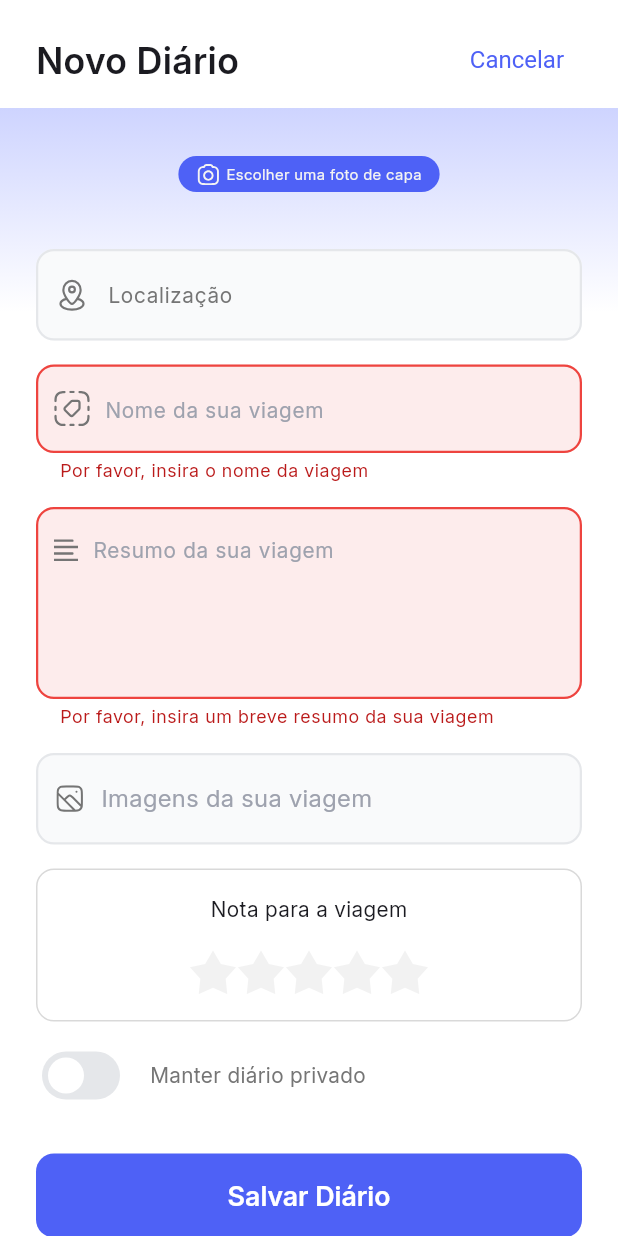
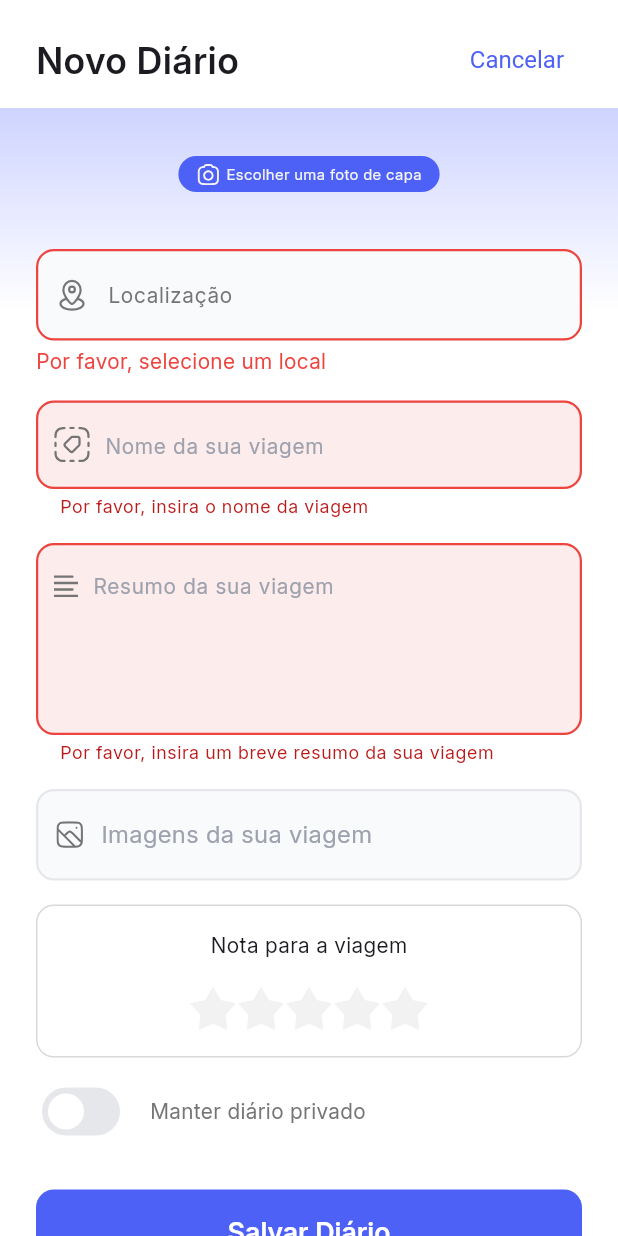
Before and after one commit to OthavioH/rumo, a Flutter app: the CreateDiaryBottomSheet widget shown alone on an empty page, opened directly, after a tap on "Salvar Diário", on a phone screen of 412 x 824 dp. Run offline on Flutter 3.47's test engine with Material 3 defaults, Android fonts, the phone set to English and light mode, and no system bars; our stand-ins replace cloud_firestore, dio, firebase_auth, firebase_core, flutter_dotenv, flutter_map and 5 more; accounts and stored records are empty; generated files the repository leaves out were written again.

Commit message:
:sparkles: feat: finishes diary creation

```diff
--- a/lib/features/diary/models/create_diary_model.dart
+++ b/lib/features/diary/models/create_diary_model.dart
@@ -8,6 +8,8 @@ class CreateDiaryModel {
   final List<String> images;
   final double rating;
   final bool isPrivate;
+  final double latitude;
+  final double longitude;
 
   CreateDiaryModel({
     required this.ownerId,
@@ -17,6 +19,8 @@ class CreateDiaryModel {
     required this.resume,
     required this.images,
     required this.rating,
+    required this.latitude,
+    required this.longitude,
     this.isPrivate = false,
   });
 
@@ -29,6 +33,8 @@ class CreateDiaryModel {
       "coverImage": coverImage,
       "images": images,
       "rating": rating,
+      "latitude": latitude,
+      "longitude": longitude,
       "isPrivate": isPrivate,
     };
   }
--- a/lib/features/diary/widgets/create_diary_bottom_sheet.dart
+++ b/lib/features/diary/widgets/create_diary_bottom_sheet.dart
@@ -12,6 +12,8 @@ import 'package:rumo/features/diary/models/place.dart';
 import 'package:rumo/features/diary/repositories/diary_repository.dart';
 import 'package:rumo/features/diary/repositories/place_repository.dart';
 import 'package:rumo/features/diary/widgets/star_rating.dart';
+import 'package:supabase_flutter/supabase_flutter.dart';
+import 'package:uuid/uuid.dart';
 
 class CreateDiaryBottomSheet extends StatefulWidget {
   const CreateDiaryBottomSheet({super.key});
@@ -246,6 +248,18 @@ class _CreateDiaryBottomSheetState extends State<CreateDiaryBottomSheet> {
                   crossAxisAlignment: CrossAxisAlignment.start,
                   spacing: 16,
                   children: [
+                    FormField(
+                      validator: (_) {
+                        if (selectedPlace == null) {
+                          return 'Por favor, selecione um local';
+                        }
+
+                        return null;
+                      },
+                      builder: (formState) {
+                        return Column(
+                          crossAxisAlignment: CrossAxisAlignment.start,
+                          children: [
                             SearchAnchor.bar(
                               searchController: locationSearchController,
                               barLeading: SvgPicture.asset(
@@ -258,9 +272,27 @@ class _CreateDiaryBottomSheetState extends State<CreateDiaryBottomSheet> {
                                 width: 24,
                                 height: 24,
                               ),
+                              barSide: WidgetStateProperty.resolveWith((
+                                _,
+                              ) {
+                                if (formState.hasError) {
+                                  return BorderSide(
+                                    color: Color(0xFFEE443F),
+                                    width: 1.5,
+                                  );
+                                }
+
+                                return BorderSide(
+                                  color: Color(0xFFE5E7EA),
+                                  width: 1.5,
+                                );
+                              }),
                               barHintText: 'Localização',
                               barPadding: WidgetStatePropertyAll(
-                        EdgeInsets.symmetric(horizontal: 12, vertical: 10),
+                                EdgeInsets.symmetric(
+                                  horizontal: 12,
+                                  vertical: 10,
+                                ),
                               ),
                               viewBuilder: (suggestions) {
                                 return ListView(
@@ -271,7 +303,8 @@ class _CreateDiaryBottomSheetState extends State<CreateDiaryBottomSheet> {
                               suggestionsBuilder: (context, controller) {
                                 return List.generate(places.length, (index) {
                                   final place = places.elementAt(index);
-                          final formattedLocation = place.formattedLocation;
+                                  final formattedLocation =
+                                      place.formattedLocation;
 
                                   return InkWell(
                                     onTap: () {
@@ -301,6 +334,17 @@ class _CreateDiaryBottomSheetState extends State<CreateDiaryBottomSheet> {
                                 });
                               },
                               isFullScreen: false,
+                            ),
+                            if (formState.hasError) const SizedBox(height: 4),
+                            if (formState.hasError &&
+                                formState.errorText != null)
+                              Text(
+                                formState.errorText!,
+                                style: TextStyle(color: Color(0xFFEE443F)),
+                              ),
+                          ],
+                        );
+                      },
                     ),
                     TextFormField(
                       controller: _tripNameController,
@@ -511,6 +555,11 @@ class _CreateDiaryBottomSheetState extends State<CreateDiaryBottomSheet> {
                     return;
                   }
 
+                  if (selectedPlace == null) {
+                    showError("Por favor, selecione um local");
+                    return;
+                  }
+
                   if (selectedImage == null) {
                     showError("Por favor, selecione uma imagem de capa");
                     return;
@@ -524,18 +573,29 @@ class _CreateDiaryBottomSheetState extends State<CreateDiaryBottomSheet> {
                   setState(() {
                     isLoading = true;
                   });
-                  await DiaryRepository().createDiary(
-                    diary: CreateDiaryModel(
+
+                  final coverUrl = await uploadImage(selectedImage!);
+
+                  final tripImagesUploads = tripImages.map((image) {
+                    return uploadImage(image);
+                  });
+
+                  final tripImagesUrls = await Future.wait(tripImagesUploads);
+
+                  final diary = CreateDiaryModel(
                     ownerId: ownerId,
                     location: locationSearchController.text,
                     name: _tripNameController.text,
-                      coverImage: selectedImage?.path ?? '',
+                    coverImage: coverUrl,
                     resume: _resumeController.text,
-                      images: tripImages.map((image) => image.path).toList(),
+                    images: tripImagesUrls,
                     rating: rating,
                     isPrivate: isPrivate,
-                    ),
+                    latitude: selectedPlace!.latitude,
+                    longitude: selectedPlace!.longitude,
                   );
+
+                  await DiaryRepository().createDiary(diary: diary);
                   if (context.mounted) {
                     Navigator.of(context).pop();
                     showSuccess();
@@ -576,4 +636,13 @@ class _CreateDiaryBottomSheetState extends State<CreateDiaryBottomSheet> {
       ),
     ),
   );
+
+  Future<String> uploadImage(File image) async {
+    final fileType = image.path.split('.').last;
+    final imageId = Uuid().v4();
+    final filename = '$imageId.$fileType';
+    final supabase = Supabase.instance.client;
+    supabase.storage.from('images').upload(filename, image);
+    return supabase.storage.from('images').getPublicUrl(filename);
   }
+}
--- a/pubspec.yaml
+++ b/pubspec.yaml
@@ -41,6 +41,8 @@ dependencies:
   image_picker: ^1.1.2
   latlong2: ^0.9.1
   location: ^8.0.1
+  supabase_flutter: ^2.9.1
+  uuid: ^4.5.1
 
 
 
```
Also changed, not shown: lib/core/helpers/app_environment.dart (+8 -0 lines), lib/main.dart (+9 -1 lines), pubspec.lock. Lines whose indentation alone changed are shown as unchanged.
